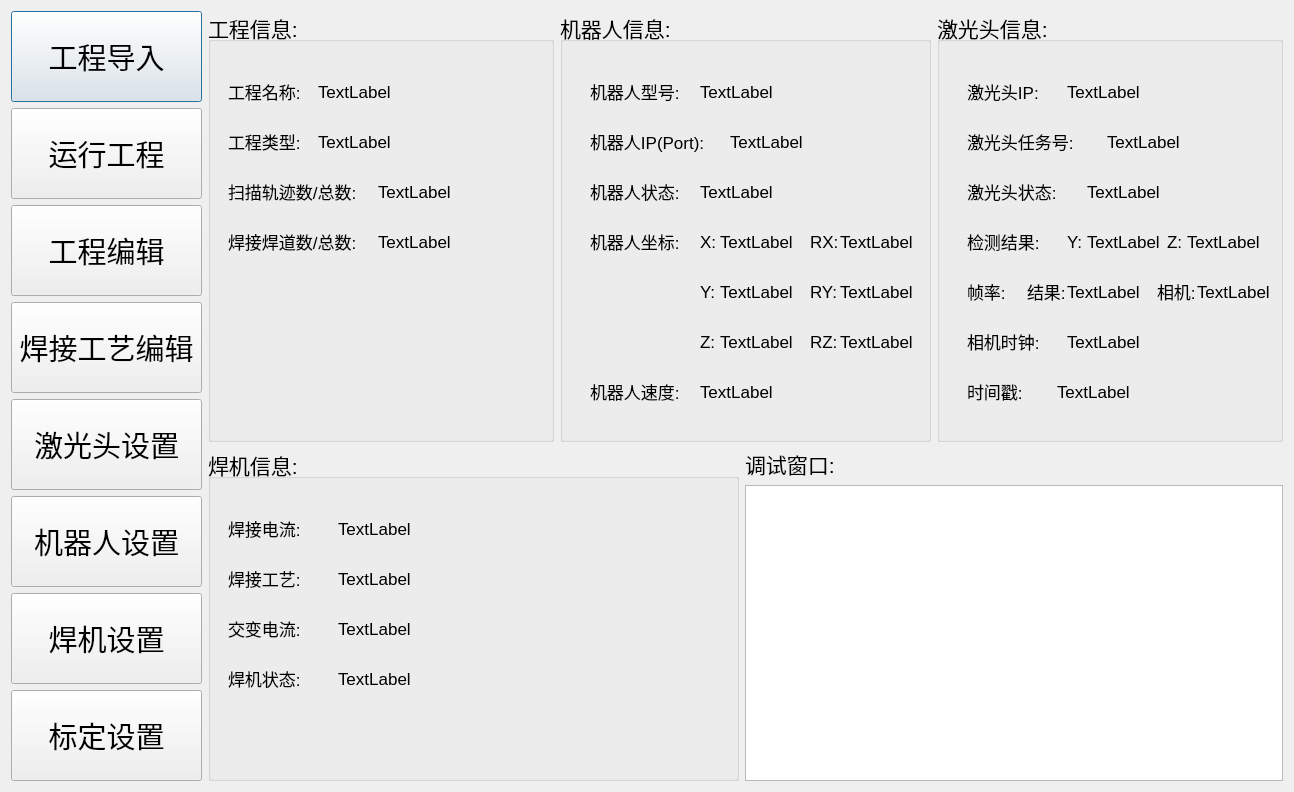
First picture: the form in qtweldingdlg.ui, repository qubo188612/qtwelding, before the edit.
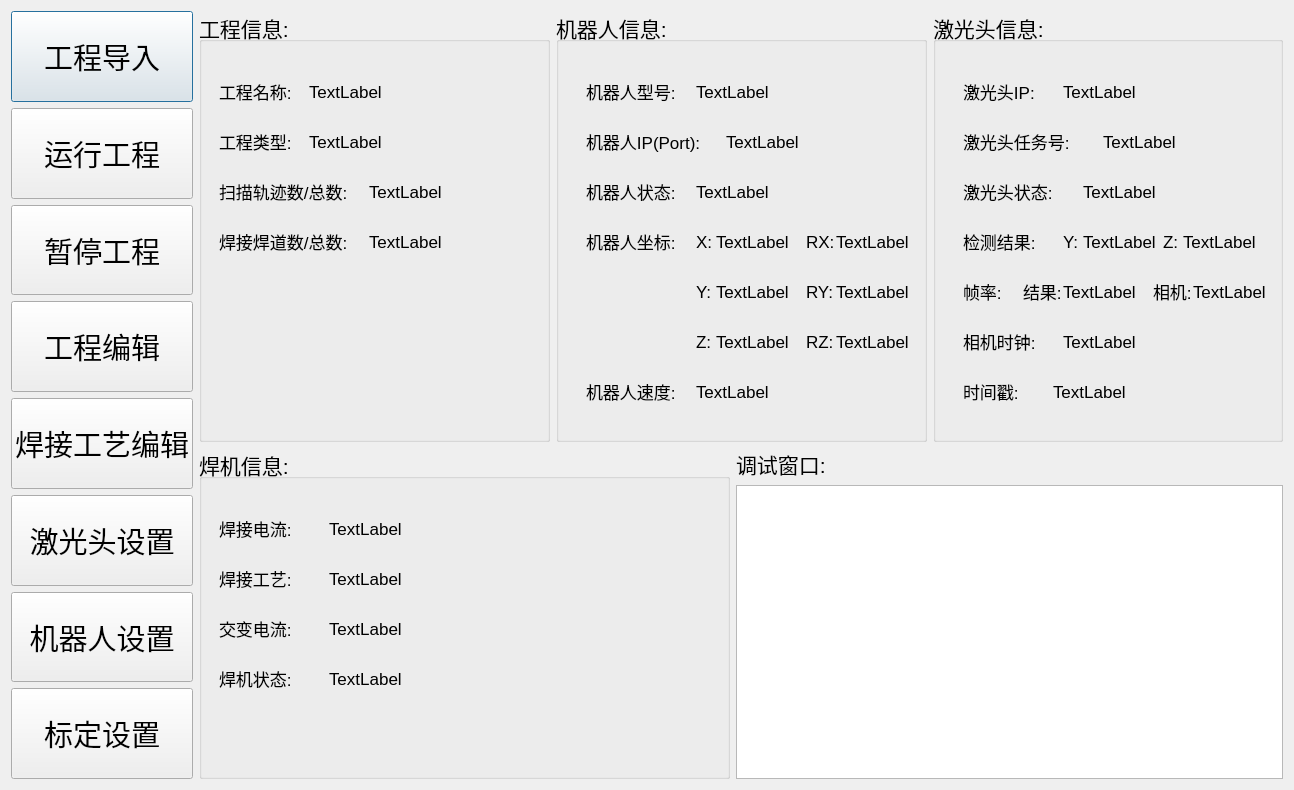
Second picture: the form after the edit.

The edit to the form file:
```diff
--- a/qtweldingdlg.ui
+++ b/qtweldingdlg.ui
@@ -1193,8 +1193,8 @@
       <widget class="QPushButton" name="importprojectBtn">
        <property name="minimumSize">
         <size>
-         <width>191</width>
-         <height>91</height>
+         <width>171</width>
+         <height>71</height>
         </size>
        </property>
        <property name="maximumSize">
@@ -1217,8 +1217,8 @@
       <widget class="QPushButton" name="runprojectBtn">
        <property name="minimumSize">
         <size>
-         <width>191</width>
-         <height>91</height>
+         <width>171</width>
+         <height>71</height>
         </size>
        </property>
        <property name="maximumSize">
@@ -1237,12 +1237,36 @@
        </property>
       </widget>
      </item>
+     <item>
+      <widget class="QPushButton" name="runpausedBtn">
+       <property name="minimumSize">
+        <size>
+         <width>171</width>
+         <height>71</height>
+        </size>
+       </property>
+       <property name="maximumSize">
+        <size>
+         <width>191</width>
+         <height>91</height>
+        </size>
+       </property>
+       <property name="font">
+        <font>
+         <pointsize>22</pointsize>
+        </font>
+       </property>
+       <property name="text">
+        <string>暂停工程</string>
+       </property>
+      </widget>
+     </item>
      <item>
       <widget class="QPushButton" name="editprojectBtn">
        <property name="minimumSize">
         <size>
-         <width>191</width>
-         <height>91</height>
+         <width>171</width>
+         <height>71</height>
         </size>
        </property>
        <property name="maximumSize">
@@ -1265,8 +1289,8 @@
       <widget class="QPushButton" name="editweldprocessBtn">
        <property name="minimumSize">
         <size>
-         <width>191</width>
-         <height>91</height>
+         <width>171</width>
+         <height>71</height>
         </size>
        </property>
        <property name="maximumSize">
@@ -1289,8 +1313,8 @@
       <widget class="QPushButton" name="setlaserheadBtn">
        <property name="minimumSize">
         <size>
-         <width>191</width>
-         <height>91</height>
+         <width>171</width>
+         <height>71</height>
         </size>
        </property>
        <property name="maximumSize">
@@ -1313,8 +1337,8 @@
       <widget class="QPushButton" name="setrobotBtn">
        <property name="minimumSize">
         <size>
-         <width>191</width>
-         <height>91</height>
+         <width>171</width>
+         <height>71</height>
         </size>
        </property>
        <property name="maximumSize">
@@ -1333,36 +1357,12 @@
        </property>
       </widget>
      </item>
-     <item>
-      <widget class="QPushButton" name="pushButton_7">
-       <property name="minimumSize">
-        <size>
-         <width>191</width>
-         <height>91</height>
-        </size>
-       </property>
-       <property name="maximumSize">
-        <size>
-         <width>191</width>
-         <height>91</height>
-        </size>
-       </property>
-       <property name="font">
-        <font>
-         <pointsize>22</pointsize>
-        </font>
-       </property>
-       <property name="text">
-        <string>焊机设置</string>
-       </property>
-      </widget>
-     </item>
      <item>
       <widget class="QPushButton" name="demarcateBtn">
        <property name="minimumSize">
         <size>
-         <width>191</width>
-         <height>91</height>
+         <width>171</width>
+         <height>71</height>
         </size>
        </property>
        <property name="maximumSize">
```
